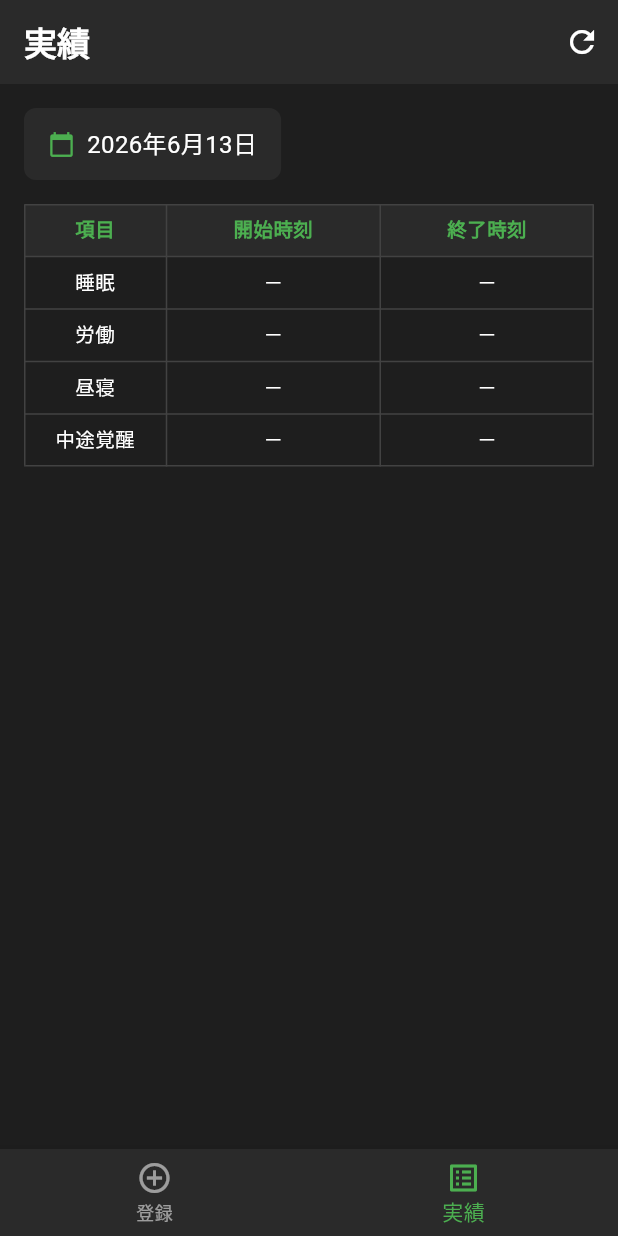
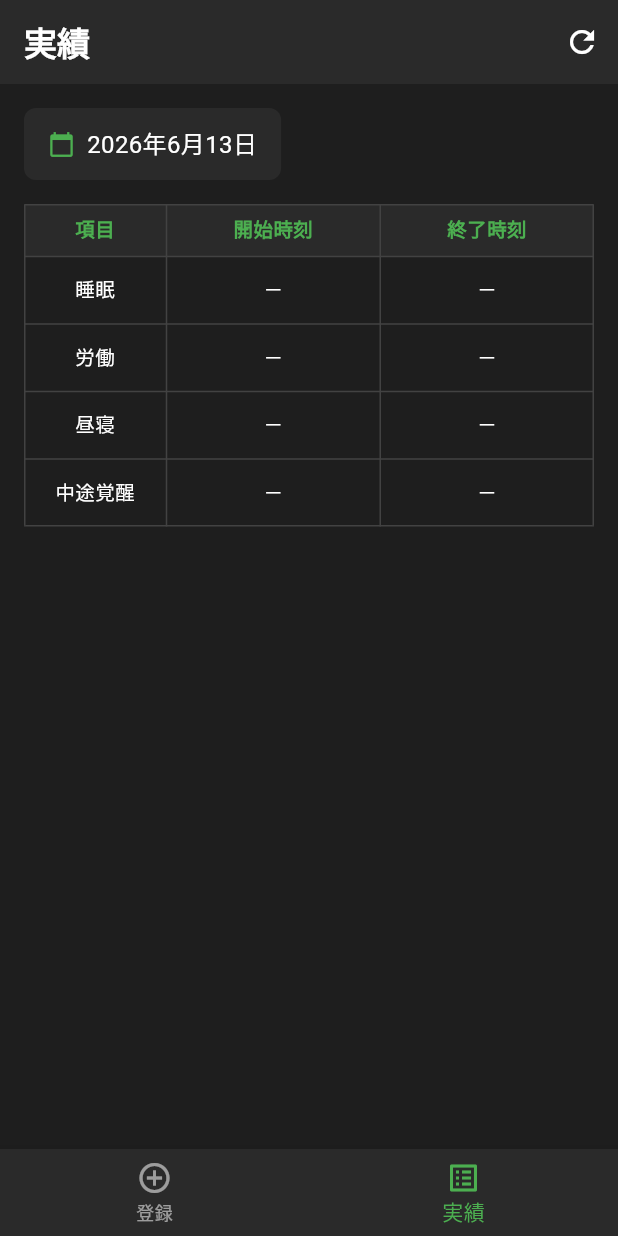
Before and after one commit to sumi1729/healthcheck, a Flutter app: the screen it shows after launch, item 2 of the bottom bar chosen, on a phone screen of 412 x 824 dp. Run offline on Flutter 3.47's test engine with Material 3 defaults, Android fonts, the light colour scheme and no system bars; our stand-ins replace sqflite; accounts and stored records are empty.

Commit message:
fix: 実績画面: 一覧のデータ部の高さを1.3倍に変更

```diff
--- a/lib/screens/results_screen.dart
+++ b/lib/screens/results_screen.dart
@@ -94,9 +94,9 @@ class _ResultsTable extends StatelessWidget {
         for (final row in rows)
           TableRow(
             children: [
-              _cell(row.label, cellStyle),
-              _timeCell(row.start),
-              _timeCell(row.end),
+              _cell(row.label, cellStyle, vertical: _dataVertical),
+              _timeCell(row.start, vertical: _dataVertical),
+              _timeCell(row.end, vertical: _dataVertical),
             ],
           ),
       ],
@@ -106,21 +106,29 @@ class _ResultsTable extends StatelessWidget {
   // 「前日」有無や列に依らず行の高さ・ベースラインを揃えるため strut を固定する。
   static const _strut = StrutStyle(fontSize: 13, forceStrutHeight: true);
 
-  Widget _cell(String text, TextStyle style) {
-    return _pad(Text(text,
-        style: style, strutStyle: _strut, textAlign: TextAlign.center));
+  // ヘッダー行の縦余白。データ行はこの約1.3倍の高さにする。
+  static const _headerVertical = 10.0;
+  static const _dataVertical = 15.0;
+
+  Widget _cell(String text, TextStyle style, {double vertical = _headerVertical}) {
+    return _pad(
+        Text(text, style: style, strutStyle: _strut, textAlign: TextAlign.center),
+        vertical: vertical);
   }
 
-  Widget _timeCell(TimeCell cell) {
+  Widget _timeCell(TimeCell cell, {double vertical = _headerVertical}) {
     const cellStyle = TextStyle(color: Colors.white, fontSize: 13);
     final dt = cell.dateTime;
     if (dt == null) {
-      return _pad(const Text('－',
-          style: cellStyle, strutStyle: _strut, textAlign: TextAlign.center));
+      return _pad(
+          const Text('－',
+              style: cellStyle, strutStyle: _strut, textAlign: TextAlign.center),
+          vertical: vertical);
     }
     final time =
         '${dt.hour.toString().padLeft(2, '0')}時${dt.minute.toString().padLeft(2, '0')}分';
-    return _pad(Text.rich(
+    return _pad(
+      Text.rich(
         TextSpan(children: [
           TextSpan(text: time, style: cellStyle),
           if (cell.isPreviousDay)
@@ -131,12 +139,14 @@ class _ResultsTable extends StatelessWidget {
         ]),
         strutStyle: _strut,
         textAlign: TextAlign.center,
-    ));
+      ),
+      vertical: vertical,
+    );
   }
 
-  Widget _pad(Widget child) {
+  Widget _pad(Widget child, {double vertical = _headerVertical}) {
     return Padding(
-      padding: const EdgeInsets.symmetric(horizontal: 8, vertical: 10),
+      padding: EdgeInsets.symmetric(horizontal: 8, vertical: vertical),
       child: child,
     );
   }
```
Lines whose indentation alone changed are shown as unchanged.
